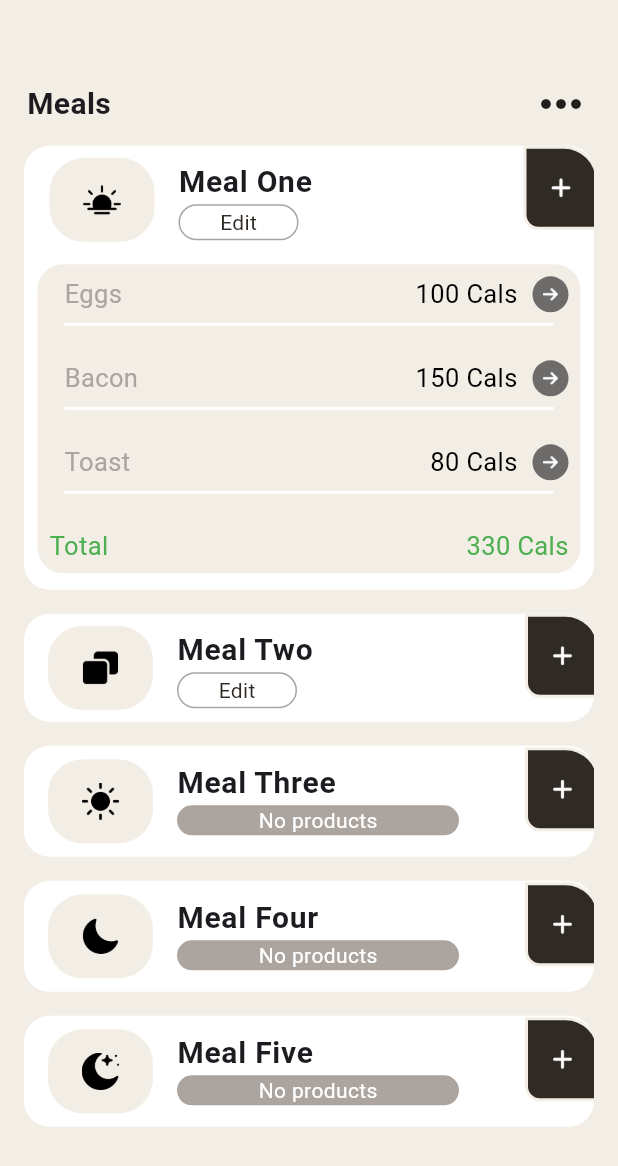
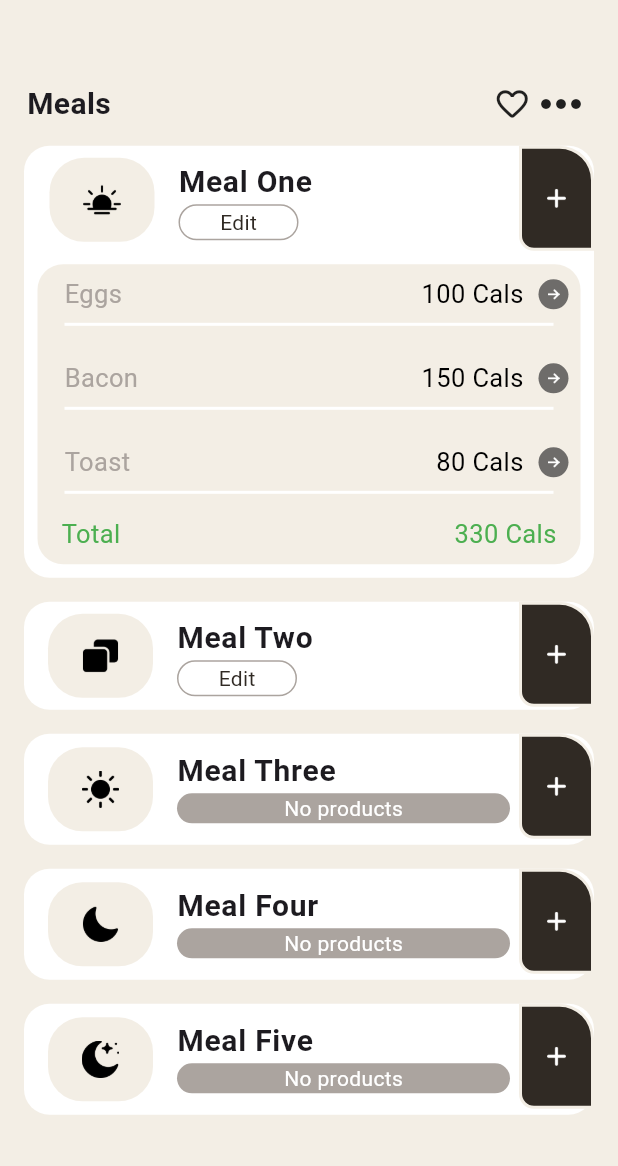
Before and after one commit to abdulmannankh21/cartapp, a Flutter app: the screen it shows after launch, after a tap on "Meal One", on a phone screen of 412 x 824 dp. Shown: the top 1166 px of the screen. Run offline on Flutter 3.47's test engine with Material 3 defaults, Android fonts, the phone set to English and light mode, and no system bars; our stand-ins replace get.

Commit message:
initial commit

```diff
--- a/lib/main.dart
+++ b/lib/main.dart
@@ -14,7 +14,7 @@ class MyApp extends StatelessWidget {
   Widget build(BuildContext context) {
     return  GetMaterialApp(
       debugShowCheckedModeBanner: false,
-      home: MealScreen(),
+      home: mealScreen(),
     );
   }
 }
--- a/lib/view/meal_Screen.dart
+++ b/lib/view/meal_Screen.dart
@@ -4,8 +4,10 @@ import '../controller/meal_controller.dart';
 import '../theme.dart';
 import '../widget/meal_widget.dart';
 
-class MealScreen extends StatelessWidget {
+class mealScreen extends StatelessWidget {
   final MealController mealController = Get.put(MealController());
+
+   mealScreen({super.key});
 
   @override
   Widget build(BuildContext context) {
@@ -27,9 +29,17 @@ class MealScreen extends StatelessWidget {
                     'Meals',
                     style: TextStyle(fontSize: 20, fontWeight: FontWeight.bold),
                   ),
-                  Icon(
-                    Icons.more_horiz,
-                    size: 40,
+                  Row(
+                    children: [
+                      Icon(
+                        Icons.favorite_border_rounded,
+                        size: 25,
+                      ),
+                      Icon(
+                        Icons.more_horiz,
+                        size: 40,
+                      )
+                    ],
                   )
                 ],
               ),
--- a/lib/widget/meal_widget.dart
+++ b/lib/widget/meal_widget.dart
@@ -4,11 +4,12 @@ import '../controller/meal_controller.dart';
 import '../model/model.dart';
 import '../theme.dart';
 import '../widget/product_widget.dart';
+import 'add_product_dialog.dart';
 
 class MealWidget extends StatefulWidget {
   final Meal meal;
 
-  MealWidget({required this.meal});
+  const MealWidget({super.key, required this.meal});
 
   @override
   State<MealWidget> createState() => _MealWidgetState();
@@ -19,7 +20,9 @@ class _MealWidgetState extends State<MealWidget> {
 
   @override
   Widget build(BuildContext context) {
-    return ExpansionTile(
+    return Stack(
+      children: [
+        ExpansionTile(
           shape: Border.all(color: Colors.transparent),
           leading: Container(
             height: 70,
@@ -35,7 +38,7 @@ class _MealWidgetState extends State<MealWidget> {
           ),
           title: Text(
             widget.meal.name,
-        style: TextStyle(
+            style: const TextStyle(
               fontSize: 20,
               fontWeight: FontWeight.bold,
             ),
@@ -45,7 +48,8 @@ class _MealWidgetState extends State<MealWidget> {
                   height: 20,
                   width: 50,
                   decoration: BoxDecoration(
-                  color: secondaryUi, borderRadius: BorderRadius.circular(10)),
+                      color: secondaryUi,
+                      borderRadius: BorderRadius.circular(10)),
                   child: const Center(
                       child: Text(
                     'No products',
@@ -72,8 +76,8 @@ class _MealWidgetState extends State<MealWidget> {
                         child: Center(
                           child: Text(
                             isEdit ? 'Save' : 'Edit',
-                        style:
-                            TextStyle(color: isEdit ? Colors.green : secondary),
+                            style: TextStyle(
+                                color: isEdit ? Colors.green : secondary),
                           ),
                         ),
                       ),
@@ -88,9 +92,75 @@ class _MealWidgetState extends State<MealWidget> {
                     // )
                   ],
                 ),
-
-      trailing: Transform.translate(
-        offset: const Offset(28, -8),
+          trailing: const SizedBox(),
+          children: widget.meal.products.isEmpty
+              ? []
+              : [
+                  Padding(
+                      padding: const EdgeInsets.all(8.0),
+                      child: AnimatedContainer(
+                          duration: const Duration(milliseconds: 300),
+                          curve: Curves.easeInOut,
+                          decoration: BoxDecoration(
+                              color: primary,
+                              borderRadius: BorderRadius.circular(17)),
+                          child: Column(
+                            mainAxisSize: MainAxisSize.min,
+                            children: [
+                              ...widget.meal.products
+                                  .asMap()
+                                  .entries
+                                  .map((entry) {
+                                int index = entry.key;
+                                Product product = entry.value;
+                                return ProductWidget(
+                                  product: product,
+                                  mealIndex: Get.find<MealController>()
+                                      .meals
+                                      .indexOf(widget.meal),
+                                  productIndex: index,
+                                  isEdit: isEdit,
+                                );
+                              }),
+                              Padding(
+                                padding: const EdgeInsets.only(left: 16.0,right: 16.0,bottom: 8.0),
+                                child: Row(
+                                  mainAxisAlignment:
+                                      MainAxisAlignment.spaceBetween,
+                                  children: [
+                                    const Text(
+                                      "Total",
+                                      style: TextStyle(
+                                          color: Colors.green, fontSize: 17),
+                                    ),
+                                    Text(
+                                      "${widget.meal.total} Cals",
+                                      style: const TextStyle(
+                                          color: Colors.green, fontSize: 17),
+                                    )
+                                  ],
+                                ),
+                              ),
+                            ],
+                          )))
+                ],
+        ),
+        Row(
+          mainAxisAlignment: MainAxisAlignment.end,
+          children: [
+            InkWell(
+              onTap: () {
+                showDialog(
+                    context: context,
+                    builder: (BuildContext context) {
+                      return AddProductDialog(
+                        meal: widget.meal,
+                      );
+                    });
+                // Get.find<MealController>().addProduct(
+                //     Get.find<MealController>().meals.indexOf(widget.meal),
+                //     Product('Toast', 80));
+              },
               child: Container(
                 height: 70,
                 width: 50,
@@ -108,53 +178,6 @@ class _MealWidgetState extends State<MealWidget> {
                 )),
               ),
             ),
-      children:widget.meal.products.isEmpty ? [] : [
-        Stack(
-          children: [
-            Padding(
-              padding: const EdgeInsets.all(8.0),
-              child: Container(
-                height: MediaQuery.of(context).size.height * 0.25,
-                alignment: Alignment.topCenter,
-                decoration: BoxDecoration(
-                    color: primary, borderRadius: BorderRadius.circular(17)),
-              ),
-            ),
-            Expanded(
-                child: Padding(
-              padding: const EdgeInsets.all(8.0),
-              child: Column(
-                children: [
-                  ...widget.meal.products.asMap().entries.map((entry) {
-                    int index = entry.key;
-                    Product product = entry.value;
-                    return ProductWidget(
-                      product: product,
-                      mealIndex:
-                          Get.find<MealController>().meals.indexOf(widget.meal),
-                      productIndex: index,
-                      isEdit: isEdit,
-                    );
-                  }).toList(),
-                  Padding(
-                    padding: const EdgeInsets.all(8.0),
-                    child: Row(
-                      mainAxisAlignment: MainAxisAlignment.spaceBetween,
-                      children: [
-                        Text(
-                          "Total",
-                          style: TextStyle(color: Colors.green, fontSize: 17),
-                        ),
-                        Text(
-                          "${widget.meal.total} Cals",
-                          style: TextStyle(color: Colors.green, fontSize: 17),
-                        )
-                      ],
-                    ),
-                  ),
-                ],
-              ),
-            )),
           ],
         ),
       ],
--- a/lib/widget/product_widget.dart
+++ b/lib/widget/product_widget.dart
@@ -10,7 +10,7 @@ class ProductWidget extends StatelessWidget {
   final int productIndex;
   final bool isEdit;
 
-  ProductWidget({
+  const ProductWidget({super.key,
     required this.product,
     required this.mealIndex,
     required this.productIndex,
@@ -30,11 +30,11 @@ class ProductWidget extends StatelessWidget {
               ),
               Text(
                 product.name,
-                style: TextStyle(color: secondaryUi, fontSize: 17),
+                style: const TextStyle(color: secondaryUi, fontSize: 17),
               ),
               const Spacer(),
               Text('${product.calories} Cals',
-                  style: TextStyle(
+                  style: const TextStyle(
                     color: Colors.black,
                     fontSize: 17,
                   )),
@@ -42,7 +42,7 @@ class ProductWidget extends StatelessWidget {
                 width: 10,
               ),
               CircleAvatar(
-                radius: 12,
+                radius: 10,
                 backgroundColor:
                     isEdit ? Colors.red : const Color.fromARGB(255, 110, 108, 106),
                 child: isEdit
@@ -51,16 +51,16 @@ class ProductWidget extends StatelessWidget {
                           Get.find<MealController>()
                               .deleteProduct(mealIndex, productIndex);
                         },
-                        child: Icon(
+                        child: const Icon(
                           Icons.close,
                           color: Colors.white,
-                          size: 12,
+                          size: 10,
                         ),
                       )
                     : Image.asset(
                         'images/right.png',
                         color: Colors.white,
-                        height: 10,
+                        height: 8,
                       ),
               ),
 
```
Also changed, not shown: lib/controller/meal_controller.dart (+27 -23 lines), lib/widget/add_product_dialog.dart (added, +74 -0 lines). Lines whose indentation alone changed are shown as unchanged.
